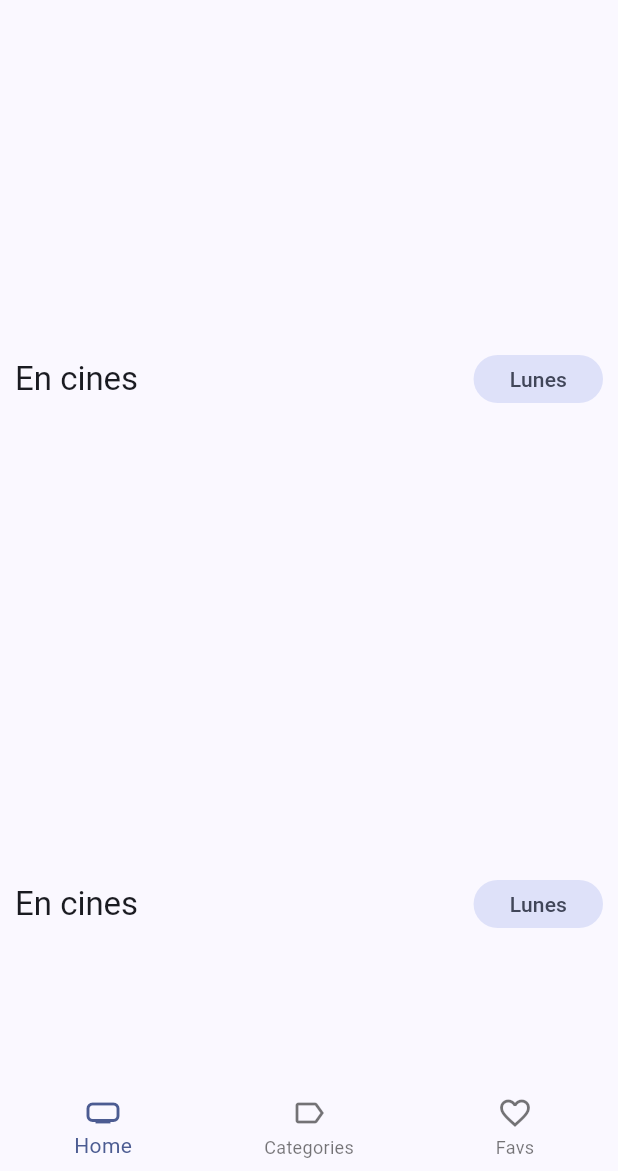
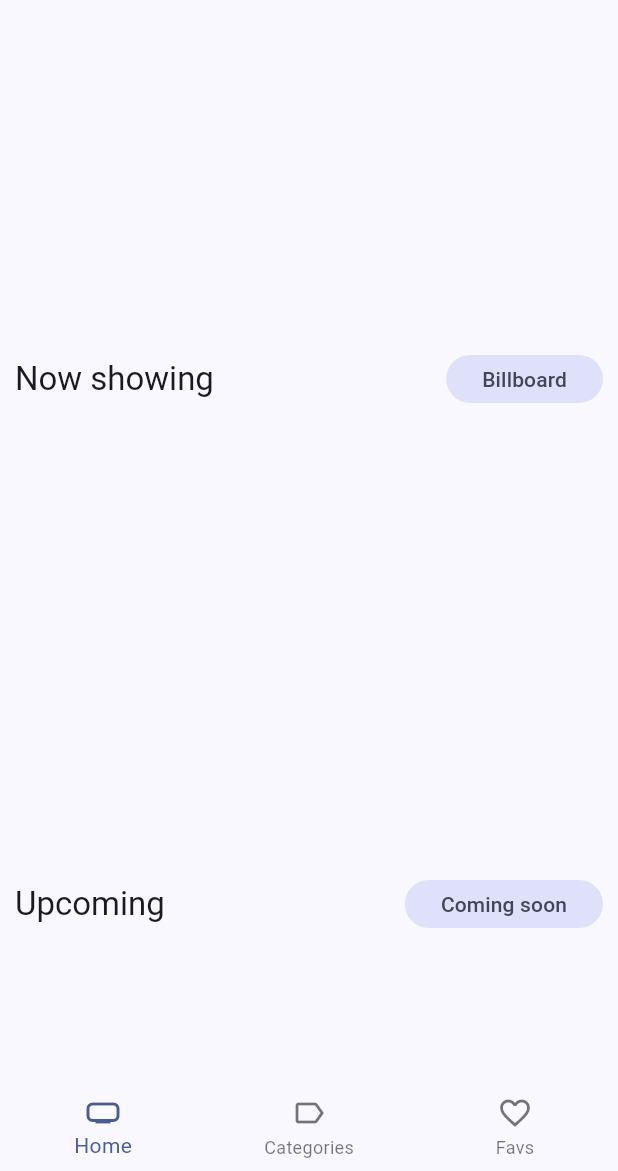
Before and after one commit to aristotekean/popcorndb, a Flutter app: the screen it shows after launch, on a phone screen of 412 x 824 dp, the part 65-1236 px from its top. Run offline on Flutter 3.47's test engine with Material 3 defaults, Android fonts, the phone set to English and light mode, and no system bars; drawn by our look-alikes of card_swiper; our stand-ins replace animate_do, dio, flutter_dotenv, flutter_riverpod, go_router; network calls fail.

Commit message:
getUpcoming and getTopRated finished

```diff
--- a/lib/domain/datasources/movies_datasource.dart
+++ b/lib/domain/datasources/movies_datasource.dart
@@ -2,4 +2,7 @@ import 'package:popcorndb/domain/entities/movie.dart';
 
 abstract class MoviesDataSource {
   Future<List<Movie>> getNowPlaying({int page = 1});
+  Future<List<Movie>> getPopular({int page = 1});
+  Future<List<Movie>> getUpcoming({int page = 1});
+  Future<List<Movie>> getTopRated({int page = 1});
 }
--- a/lib/domain/repositories/movies_repository.dart
+++ b/lib/domain/repositories/movies_repository.dart
@@ -2,4 +2,7 @@ import 'package:popcorndb/domain/entities/movie.dart';
 
 abstract class MoviesRepository {
   Future<List<Movie>> getNowPlaying({int page = 1});
+  Future<List<Movie>> getPopular({int page = 1});
+  Future<List<Movie>> getUpcoming({int page = 1});
+  Future<List<Movie>> getTopRated({int page = 1});
 }
--- a/lib/presentation/providers/movies/movies_providers.dart
+++ b/lib/presentation/providers/movies/movies_providers.dart
@@ -5,6 +5,21 @@ import 'package:popcorndb/presentation/providers/movies/movies_repository_provid
 final nowPlayingMoviesProvider =
     StateNotifierProvider<MoviesNotifier, List<Movie>>((ref) {
   final fetchMoreMovies = ref.watch(movieRepositoryProvider).getNowPlaying;
+  return MoviesNotifier(fetchMoreMovies: fetchMoreMovies);
+});
+final popularMoviesProvider =
+    StateNotifierProvider<MoviesNotifier, List<Movie>>((ref) {
+  final fetchMoreMovies = ref.watch(movieRepositoryProvider).getPopular;
+  return MoviesNotifier(fetchMoreMovies: fetchMoreMovies);
+});
+final upcomingMoviesProvider =
+    StateNotifierProvider<MoviesNotifier, List<Movie>>((ref) {
+  final fetchMoreMovies = ref.watch(movieRepositoryProvider).getUpcoming;
+  return MoviesNotifier(fetchMoreMovies: fetchMoreMovies);
+});
+final topRatedMoviesProvider =
+    StateNotifierProvider<MoviesNotifier, List<Movie>>((ref) {
+  final fetchMoreMovies = ref.watch(movieRepositoryProvider).getTopRated;
   return MoviesNotifier(fetchMoreMovies: fetchMoreMovies);
 });
 
--- a/lib/presentation/screens/movies/home_screen.dart
+++ b/lib/presentation/screens/movies/home_screen.dart
@@ -31,12 +31,18 @@ class _HomeViewState extends ConsumerState<_HomeView> {
   void initState() {
     super.initState();
     ref.read(nowPlayingMoviesProvider.notifier).loadNextPage();
+    ref.read(popularMoviesProvider.notifier).loadNextPage();
+    ref.read(upcomingMoviesProvider.notifier).loadNextPage();
+    ref.read(topRatedMoviesProvider.notifier).loadNextPage();
   }
 
   @override
   Widget build(BuildContext context) {
     final nowPlayingMovies = ref.watch(nowPlayingMoviesProvider);
     final slideShowMovies = ref.watch(moviesSlideshowProvider);
+    final slidePopularMovies = ref.watch(popularMoviesProvider);
+    final slideUpcomingMovies = ref.watch(upcomingMoviesProvider);
+    final slideTopRatedMovies = ref.watch(topRatedMoviesProvider);
     return CustomScrollView(slivers: [
       const SliverAppBar(
         floating: true,
@@ -52,24 +58,31 @@ class _HomeViewState extends ConsumerState<_HomeView> {
               MoviesSlideshow(movies: slideShowMovies),
               MovieHorizontalListview(
                 movies: nowPlayingMovies,
-                title: 'En cines',
-                subTitle: 'Lunes',
+                title: 'Now showing',
+                subTitle: 'Billboard',
                 loadNextPage: () =>
                     ref.read(nowPlayingMoviesProvider.notifier).loadNextPage(),
               ),
               MovieHorizontalListview(
-                movies: nowPlayingMovies,
-                title: 'En cines',
-                subTitle: 'Lunes',
+                movies: slideUpcomingMovies,
+                title: 'Upcoming',
+                subTitle: 'Coming soon',
                 loadNextPage: () =>
-                    ref.read(nowPlayingMoviesProvider.notifier).loadNextPage(),
+                    ref.read(upcomingMoviesProvider.notifier).loadNextPage(),
               ),
               MovieHorizontalListview(
-                movies: nowPlayingMovies,
-                title: 'En cines',
-                subTitle: 'Lunes',
+                movies: slidePopularMovies,
+                title: 'Popular',
+                // subTitle: 'Lunes',
                 loadNextPage: () =>
-                    ref.read(nowPlayingMoviesProvider.notifier).loadNextPage(),
+                    ref.read(popularMoviesProvider.notifier).loadNextPage(),
+              ),
+              MovieHorizontalListview(
+                movies: slideTopRatedMovies,
+                title: 'Top rated',
+                subTitle: 'History',
+                loadNextPage: () =>
+                    ref.read(topRatedMoviesProvider.notifier).loadNextPage(),
               ),
             ],
           );
```
Also changed, not shown: lib/infrastructure/datasources/moviedb_datasource.dart (+33 -7 lines), lib/infrastructure/repositories/movie_repository_impl.dart (+15 -0 lines).
